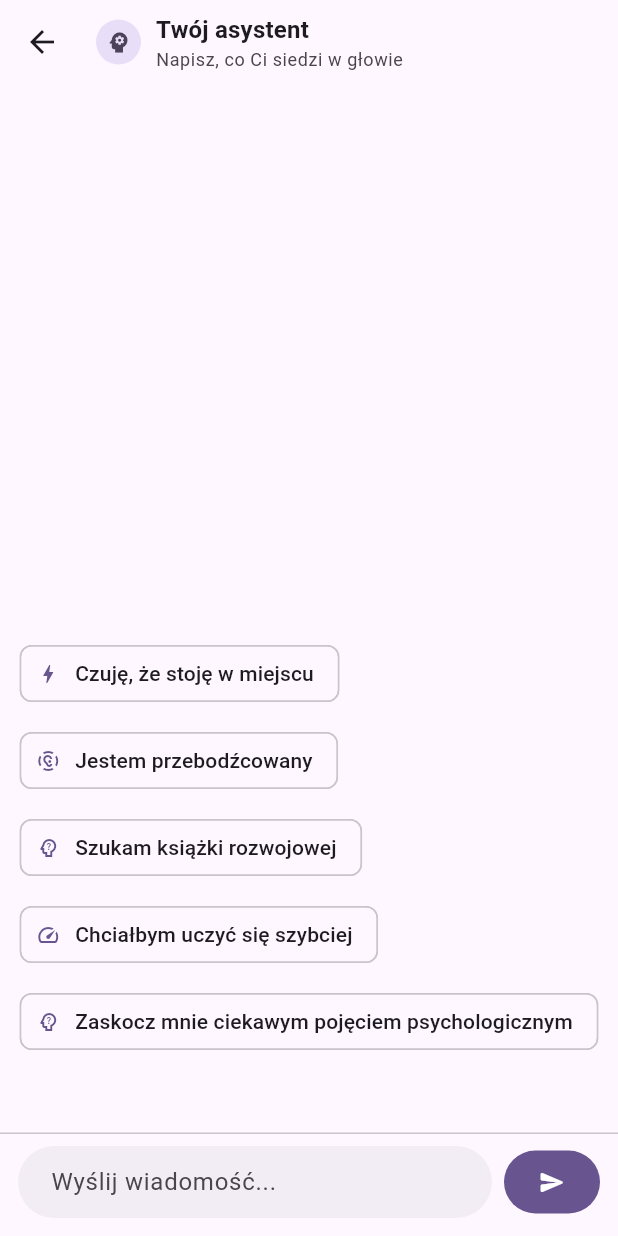
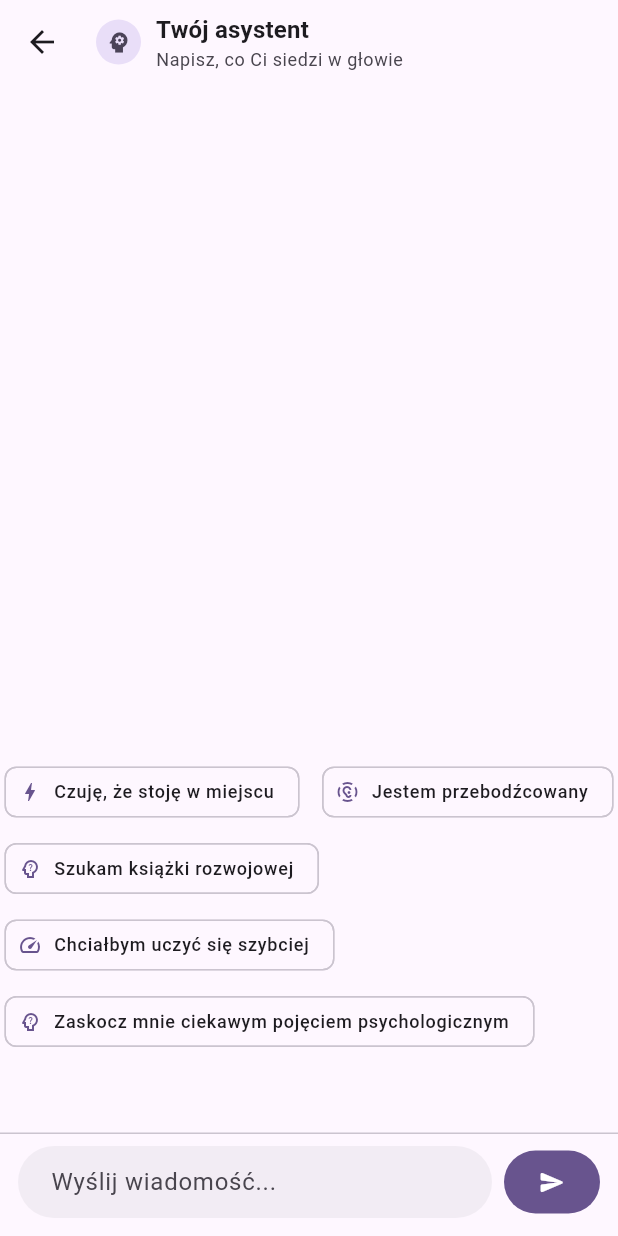
Before and after one commit to Alex09ander/Your-Advisor, a Flutter app: the AdvicePage screen opened directly, on a phone screen of 412 x 824 dp. Run offline on Flutter 3.47's test engine with Material 3 defaults, Android fonts, the phone set to English and light mode, and no system bars; our stand-ins replace flex_color_scheme, flutter_svg, gap; missing offline and left inert: flutter_m3shapes.

Commit message:
Restyle the main screen and slightly fix the advice screen

```diff
--- /dev/null
+++ b/assets_attribution.txt
@@ -0,0 +1,2 @@
+<a href="https://www.freepik.com/icon/psychology_4305261">Icon by Freepik</a>
+<a href="https://www.freepik.com/icon/goal_735778#fromView=family&page=1&position=14&uuid=2f900336-f2df-4676-9303-a90b30d7ed07">Icon by Freepik</a>
--- a/lib/UI/pages/advice_page.dart
+++ b/lib/UI/pages/advice_page.dart
@@ -37,6 +37,7 @@ class _AdvicePageState extends State<AdvicePage> {
       _items.add(_ChatTextItem(fromUser: true, text: text));
       _textController.clear();
       _isSending = true;
+      _chipsVisible = false;
       _items.add(const _ChatTypingItem());
     });
     _scrollToBottom();
@@ -178,15 +179,18 @@ class _AdvicePageState extends State<AdvicePage> {
                 },
               ),
             ),
-            if (_chipsVisible) ...[
-              AnimatedOpacity(
-                opacity: _chipsVisible ? 1 : 0,
-                duration: Durations.medium1,
-                curve: Curves.easeOut,
-                child: _buildSuggestionChips(context),
-              ),
-              const Gap(50),
-            ],
+            AnimatedSize(
+              duration: Durations.medium1,
+              curve: Curves.easeOut,
+              child: _chipsVisible
+                  ? Column(
+                      children: [
+                        _buildSuggestionChips(context),
+                        const Gap(50),
+                      ],
+                    )
+                  : const SizedBox.shrink(),
+            ),
             const Divider(height: 1),
             _buildInputBar(context),
           ],
@@ -197,13 +201,13 @@ class _AdvicePageState extends State<AdvicePage> {
 
   Widget _buildSuggestionChips(BuildContext context) {
     final colors = Theme.of(context).colorScheme;
-    final chipFont = Theme.of(context).textTheme.labelLarge!;
+    final chipFont = Theme.of(context).textTheme.labelMedium!;
     final patrickHand =
         chipFont.copyWith(fontFamily: 'PatrickHand', fontWeight: FontWeight.w500);
 
     return Wrap(
-      spacing: 20,
-      runSpacing: 10,
+      spacing: 15,
+      runSpacing: 3,
       children: [
         ActionChip(
           avatar: const Icon(Icons.bolt_outlined, size: 16),
@@ -263,7 +267,6 @@ class _AdvicePageState extends State<AdvicePage> {
     final mapped = _chipPrompts[key];
     if (mapped == null) return;
 
-    setState(() => _chipsVisible = false);
     _textController.text = mapped;
     await _send();
   }
--- a/lib/UI/theme/flutter_theme_creator.dart
+++ b/lib/UI/theme/flutter_theme_creator.dart
@@ -197,7 +197,7 @@ class FlutterThemeCreator {
       headlineLarge: TextStyle(
         fontFamily: fontFamily,
         fontSize: 32,
-        fontWeight: FontWeight.w500,
+        fontWeight: FontWeight.w600,
         color: textColor,
       ),
       headlineMedium: TextStyle(
@@ -209,13 +209,13 @@ class FlutterThemeCreator {
       headlineSmall: TextStyle(
         fontFamily: fontFamily,
         fontSize: 24,
-        fontWeight: FontWeight.w500,
+        fontWeight: FontWeight.w600,
         color: textColor,
       ),
       titleLarge: TextStyle(
         fontFamily: fontFamily,
         fontSize: 22,
-        fontWeight: FontWeight.w500,
+        fontWeight: FontWeight.w600,
         color: textColor,
       ),
       titleMedium: TextStyle(
```
Also changed, not shown: lib/UI/custom_widgets/main_page/main_button.dart (added, +62 -0 lines), lib/UI/intro/start.dart (+4 -5 lines), lib/UI/main_page/menu.dart (+26 -38 lines), assets/icon/goal.png (added), assets/icon/psychology.png (added), 14 other files.
